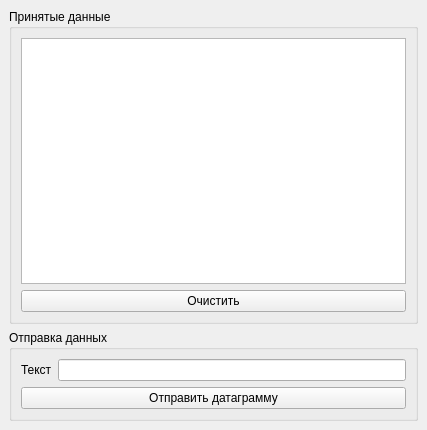
The window that mainwindow.ui (antonbrylyakov/qt-homework9) describes before a commit, drawn with Qt 5.
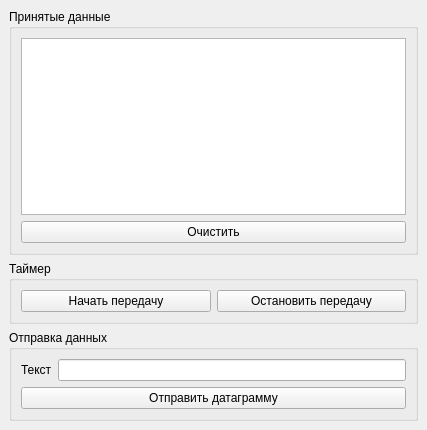
The same window after the commit.

```diff
--- a/mainwindow.ui
+++ b/mainwindow.ui
@@ -38,6 +38,29 @@
       </layout>
      </widget>
     </item>
+    <item>
+     <widget class="QGroupBox" name="groupBox">
+      <property name="title">
+       <string>Таймер</string>
+      </property>
+      <layout class="QHBoxLayout" name="horizontalLayout">
+       <item>
+        <widget class="QPushButton" name="pb_Start">
+         <property name="text">
+          <string>Начать передачу</string>
+         </property>
+        </widget>
+       </item>
+       <item>
+        <widget class="QPushButton" name="pb_Stop">
+         <property name="text">
+          <string>Остановить передачу</string>
+         </property>
+        </widget>
+       </item>
+      </layout>
+     </widget>
+    </item>
     <item>
      <widget class="QGroupBox" name="gb_DataToSend">
       <property name="title">
```
Left out of the diff: 2 changed lines with no effect on the pictures.
